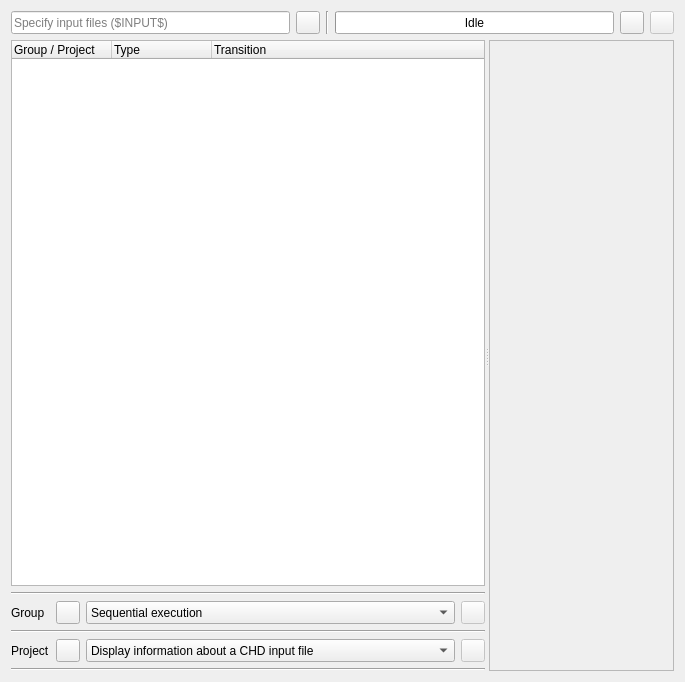
qmc2/qmc2-mame-fe, file tools/qchdman/scriptwidget.ui: the form before one commit.
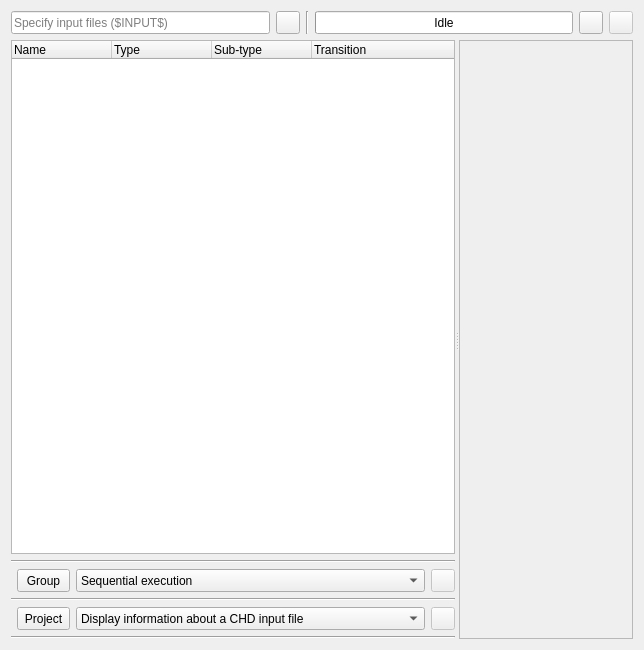
The form after the commit. Icons and pictures are not drawn.

The edit to the form file:
```diff
--- a/tools/qchdman/scriptwidget.ui
+++ b/tools/qchdman/scriptwidget.ui
@@ -6,8 +6,8 @@
    <rect>
     <x>0</x>
     <y>0</y>
-    <width>685</width>
-    <height>682</height>
+    <width>644</width>
+    <height>650</height>
    </rect>
   </property>
   <property name="windowTitle">
@@ -125,7 +125,7 @@
         <widget class="QTreeWidget" name="treeWidgetScript">
          <column>
           <property name="text">
-           <string>Group / Project</string>
+           <string>Name</string>
           </property>
          </column>
          <column>
@@ -133,6 +133,11 @@
            <string>Type</string>
           </property>
          </column>
+         <column>
+          <property name="text">
+           <string>Sub-type</string>
+          </property>
+         </column>
          <column>
           <property name="text">
            <string>Transition</string>
@@ -152,18 +157,24 @@
          <item row="3" column="1">
           <widget class="QToolButton" name="toolButtonAddProject">
            <property name="sizePolicy">
-            <sizepolicy hsizetype="Fixed" vsizetype="Minimum">
+            <sizepolicy hsizetype="Minimum" vsizetype="Minimum">
              <horstretch>0</horstretch>
              <verstretch>0</verstretch>
             </sizepolicy>
            </property>
            <property name="toolTip">
-            <string>Add project</string>
+            <string>Add a new project</string>
+           </property>
+           <property name="text">
+            <string>Project</string>
            </property>
            <property name="icon">
             <iconset resource="qchdman.qrc">
              <normaloff>:/images/add-step.png</normaloff>:/images/add-step.png</iconset>
            </property>
+           <property name="toolButtonStyle">
+            <enum>Qt::ToolButtonTextBesideIcon</enum>
+           </property>
           </widget>
          </item>
          <item row="1" column="2">
@@ -200,41 +211,27 @@
            </item>
           </widget>
          </item>
-         <item row="3" column="0">
-          <widget class="QLabel" name="labelProject">
-           <property name="text">
-            <string>Project</string>
-           </property>
-          </widget>
-         </item>
          <item row="1" column="1">
           <widget class="QToolButton" name="toolButtonAddGroup">
            <property name="sizePolicy">
-            <sizepolicy hsizetype="Fixed" vsizetype="Minimum">
+            <sizepolicy hsizetype="Minimum" vsizetype="Minimum">
              <horstretch>0</horstretch>
              <verstretch>0</verstretch>
             </sizepolicy>
            </property>
            <property name="toolTip">
-            <string>Add group</string>
-           </property>
-           <property name="icon">
-            <iconset resource="qchdman.qrc">
-             <normaloff>:/images/add-step.png</normaloff>:/images/add-step.png</iconset>
-           </property>
-          </widget>
-         </item>
-         <item row="1" column="0">
-          <widget class="QLabel" name="labelGroup">
-           <property name="sizePolicy">
-            <sizepolicy hsizetype="Fixed" vsizetype="Preferred">
-             <horstretch>0</horstretch>
-             <verstretch>0</verstretch>
-            </sizepolicy>
+            <string>Add a new group</string>
            </property>
            <property name="text">
             <string>Group</string>
            </property>
+           <property name="icon">
+            <iconset resource="qchdman.qrc">
+             <normaloff>:/images/add-step.png</normaloff>:/images/add-step.png</iconset>
+           </property>
+           <property name="toolButtonStyle">
+            <enum>Qt::ToolButtonTextBesideIcon</enum>
+           </property>
           </widget>
          </item>
          <item row="3" column="2">
```
Left out of the diff: 7 changed lines with no effect on the pictures.
